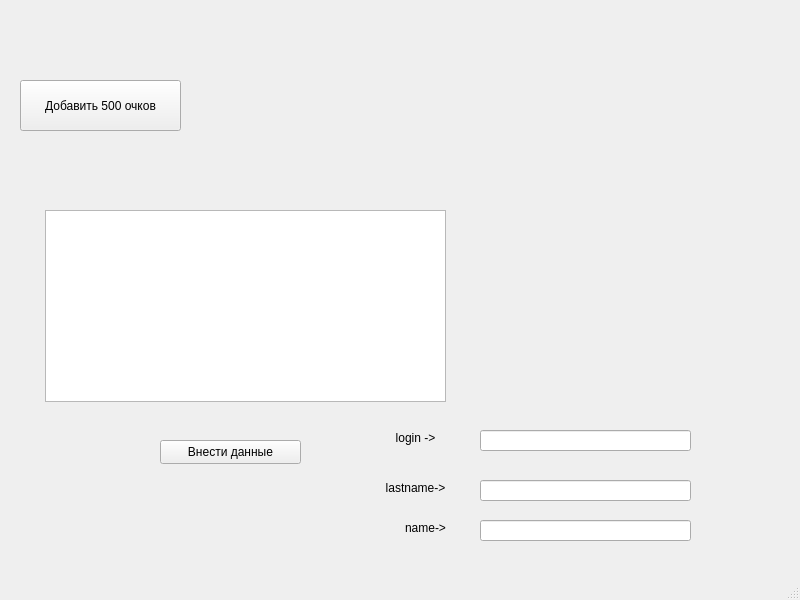
First picture: the form in Module_4/databaseQT/mainbd.ui, repository 1Creech12/NeuroBoost, before the edit.
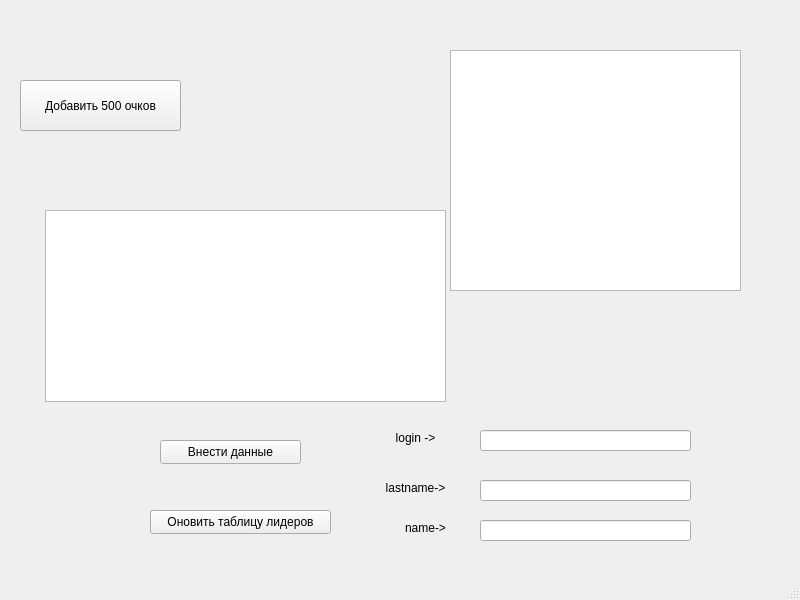
Second picture: the form after the edit.

Diff of the .ui file:
```diff
--- a/Module_4/databaseQT/mainbd.ui
+++ b/Module_4/databaseQT/mainbd.ui
@@ -137,6 +137,29 @@
      <string>Добавить 500 очков</string>
     </property>
    </widget>
+   <widget class="QListView" name="listView">
+    <property name="geometry">
+     <rect>
+      <x>450</x>
+      <y>50</y>
+      <width>291</width>
+      <height>241</height>
+     </rect>
+    </property>
+   </widget>
+   <widget class="QPushButton" name="showLeaderboardButton">
+    <property name="geometry">
+     <rect>
+      <x>150</x>
+      <y>510</y>
+      <width>181</width>
+      <height>24</height>
+     </rect>
+    </property>
+    <property name="text">
+     <string>Оновить таблицу лидеров</string>
+    </property>
+   </widget>
   </widget>
   <widget class="QMenuBar" name="menubar">
    <property name="geometry">
```
